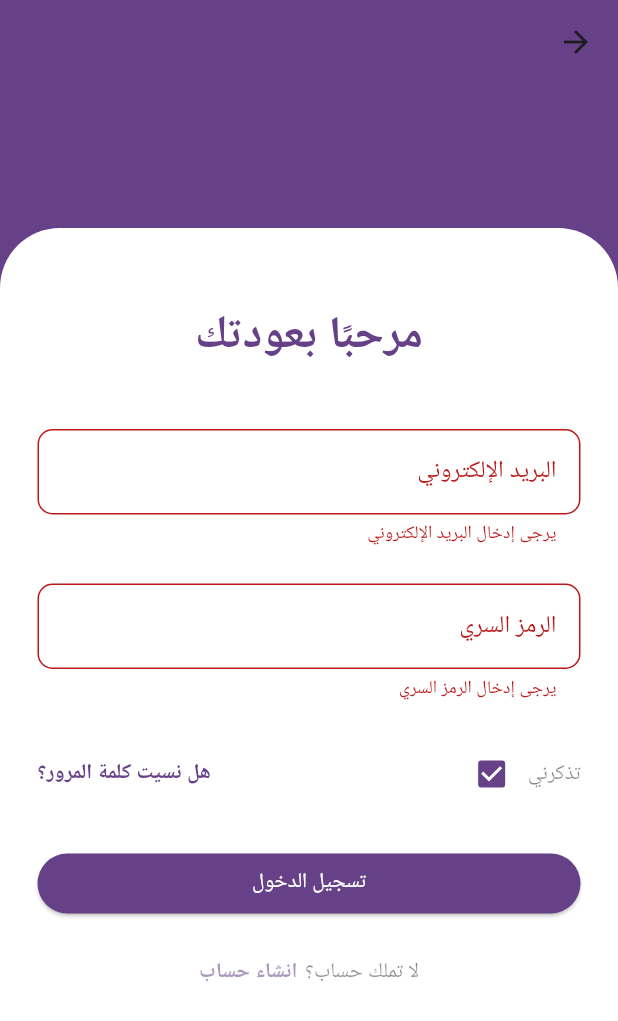
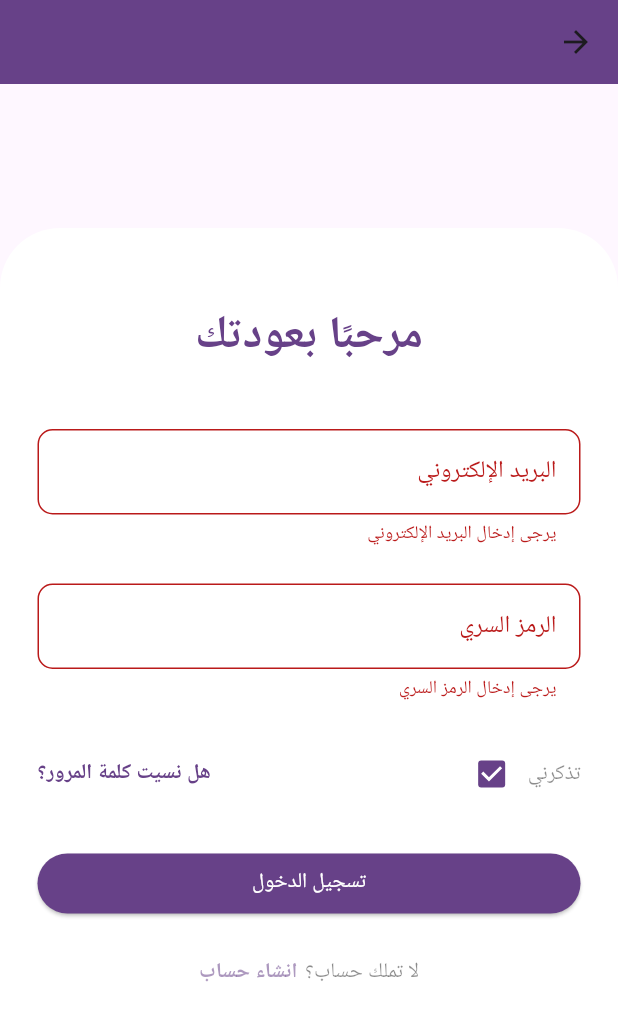
Before and after one commit to GhalaAlotaibi/2024-25_GP_9, a Flutter app: the LogInScreen screen opened directly, after a tap on "تسجيل الدخول", on a phone screen of 412 x 824 dp. Shown: the top 1021 px of the screen. Run offline on Flutter 3.47's test engine with Material 3 defaults, Android fonts, the phone set to English and light mode, and no system bars; our stand-ins replace cloud_firestore, firebase_auth, firebase_core, flutter_rating_bar, google_maps_flutter, iconsax and 1 more; accounts and stored records are empty.

Commit message:
log in update

```diff
--- a/lib/screens/login_screen.dart
+++ b/lib/screens/login_screen.dart
@@ -69,8 +69,8 @@ class _LogInScreenState extends State<LogInScreen> {
                   builder: (context) => AppMainScreen(customerID: userID)),
             );
           } else {
-            ScaffoldMessenger.of(context)
-                .showSnackBar(SnackBar(content: Text('الحساب غير موجود')));
+            ScaffoldMessenger.of(context).showSnackBar(
+                SnackBar(content: Text(result ?? 'الحساب غير موجود')));
           }
         }
       } else {
@@ -89,9 +89,9 @@ class _LogInScreenState extends State<LogInScreen> {
       textDirection:
           TextDirection.rtl, // Set text direction to RTL for the entire screen
       child: Scaffold(
-        backgroundColor: kBannerColor,
         appBar: AppBar(
-          backgroundColor: const Color(0xFF674188), // Use the same color
+          backgroundColor: const Color(0xFF674188),
+          automaticallyImplyLeading: true, // This shows the back button
         ),
         body: Column(
           children: [
```
Also changed, not shown: lib/user_auth/firebase_auth_services.dart (+16 -2 lines).
